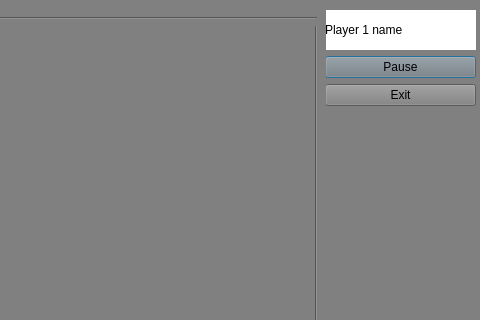
This is Qt/TextBook-Stacker/singlewindow1.ui in alysonkong/Textbook-Stacker as Qt 5 draws it before an edit; both pictures show x 354 to 834 and y 0 to 320 of the 834 by 587 pixel window. The edited form follows.
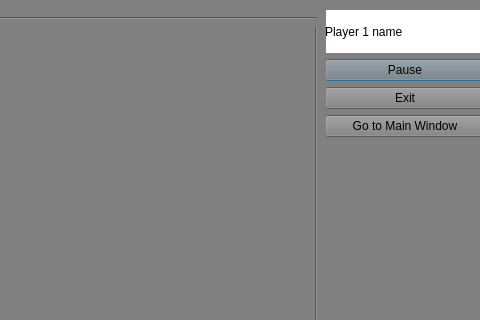
This is the edited form.

```diff
--- a/Qt/TextBook-Stacker/singlewindow1.ui
+++ b/Qt/TextBook-Stacker/singlewindow1.ui
@@ -21,8 +21,8 @@
     <rect>
      <x>679</x>
      <y>10</y>
-     <width>151</width>
-     <height>96</height>
+     <width>160</width>
+     <height>127</height>
     </rect>
    </property>
    <layout class="QVBoxLayout" name="verticalLayout">
@@ -37,7 +37,7 @@
      </widget>
     </item>
     <item>
-     <widget class="QPushButton" name="pushButton">
+     <widget class="QPushButton" name="pushButton1">
       <property name="text">
        <string>Pause</string>
       </property>
@@ -50,6 +50,13 @@
       </property>
      </widget>
     </item>
+    <item>
+     <widget class="QPushButton" name="pushButton">
+      <property name="text">
+       <string>Go to Main Window</string>
+      </property>
+     </widget>
+    </item>
    </layout>
   </widget>
   <widget class="QWidget" name="verticalLayoutWidget_2">
```
